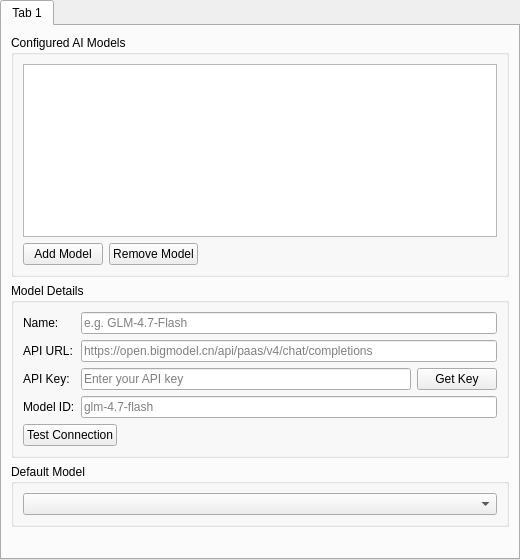
Old version of the form launcher/ui/pages/global/AIModelPage.ui in the repository graytoowolf/MiniSkins.
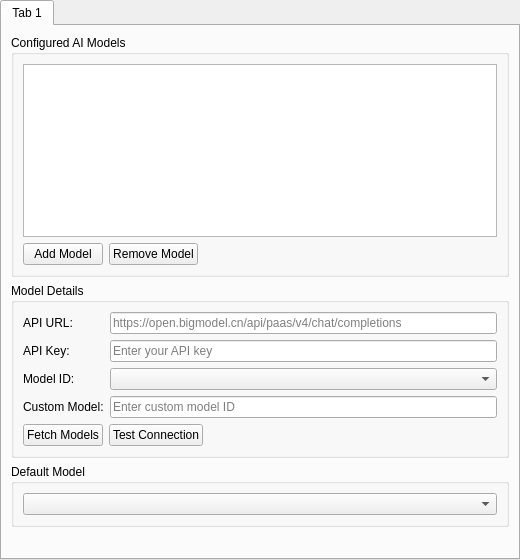
New version of the form.

Diff of the .ui file:
```diff
--- a/launcher/ui/pages/global/AIModelPage.ui
+++ b/launcher/ui/pages/global/AIModelPage.ui
@@ -90,80 +90,73 @@
          </property>
          <layout class="QFormLayout" name="formLayout">
           <item row="0" column="0">
-           <widget class="QLabel" name="labelName">
-            <property name="text">
-             <string>Name:</string>
-            </property>
-           </widget>
-          </item>
-          <item row="0" column="1">
-           <widget class="QLineEdit" name="editName">
-            <property name="placeholderText">
-             <string>e.g. GLM-4.7-Flash</string>
-            </property>
-           </widget>
-          </item>
-          <item row="1" column="0">
            <widget class="QLabel" name="labelApiUrl">
             <property name="text">
              <string>API URL:</string>
             </property>
            </widget>
           </item>
-          <item row="1" column="1">
+          <item row="0" column="1">
            <widget class="QLineEdit" name="editApiUrl">
             <property name="placeholderText">
              <string>https://open.bigmodel.cn/api/paas/v4/chat/completions</string>
             </property>
            </widget>
           </item>
-          <item row="2" column="0">
+          <item row="1" column="0">
            <widget class="QLabel" name="labelApiKey">
             <property name="text">
              <string>API Key:</string>
             </property>
            </widget>
           </item>
-          <item row="2" column="1">
-           <layout class="QHBoxLayout" name="apiKeyLayout">
-            <item>
-             <widget class="QLineEdit" name="editApiKey">
-              <property name="echoMode">
-               <enum>QLineEdit::Password</enum>
-              </property>
-              <property name="placeholderText">
-               <string>Enter your API key</string>
-              </property>
-             </widget>
-            </item>
-            <item>
-             <widget class="QPushButton" name="btnGetApiKey">
-              <property name="toolTip">
-               <string>Open browser to get API key</string>
-              </property>
-              <property name="text">
-               <string>Get Key</string>
-              </property>
-             </widget>
-            </item>
-           </layout>
+          <item row="1" column="1">
+           <widget class="QLineEdit" name="editApiKey">
+            <property name="echoMode">
+             <enum>QLineEdit::Password</enum>
+            </property>
+            <property name="placeholderText">
+             <string>Enter your API key</string>
+            </property>
+           </widget>
           </item>
-          <item row="3" column="0">
+          <item row="2" column="0">
            <widget class="QLabel" name="labelModelId">
             <property name="text">
              <string>Model ID:</string>
             </property>
            </widget>
           </item>
+          <item row="2" column="1">
+           <widget class="QComboBox" name="comboModelId">
+            <property name="editable">
+             <bool>false</bool>
+            </property>
+           </widget>
+          </item>
+          <item row="3" column="0">
+           <widget class="QLabel" name="labelCustomModel">
+            <property name="text">
+             <string>Custom Model:</string>
+            </property>
+           </widget>
+          </item>
           <item row="3" column="1">
            <widget class="QLineEdit" name="editModelId">
             <property name="placeholderText">
-             <string>glm-4.7-flash</string>
+             <string>Enter custom model ID</string>
             </property>
            </widget>
           </item>
           <item row="4" column="0" colspan="2">
            <layout class="QHBoxLayout" name="horizontalLayout_2">
+            <item>
+             <widget class="QPushButton" name="btnFetchModels">
+              <property name="text">
+               <string>Fetch Models</string>
+              </property>
+             </widget>
+            </item>
             <item>
              <widget class="QPushButton" name="btnTestConnection">
               <property name="text">
```
Left out of the diff: 8 changed lines with no effect on the pictures.
